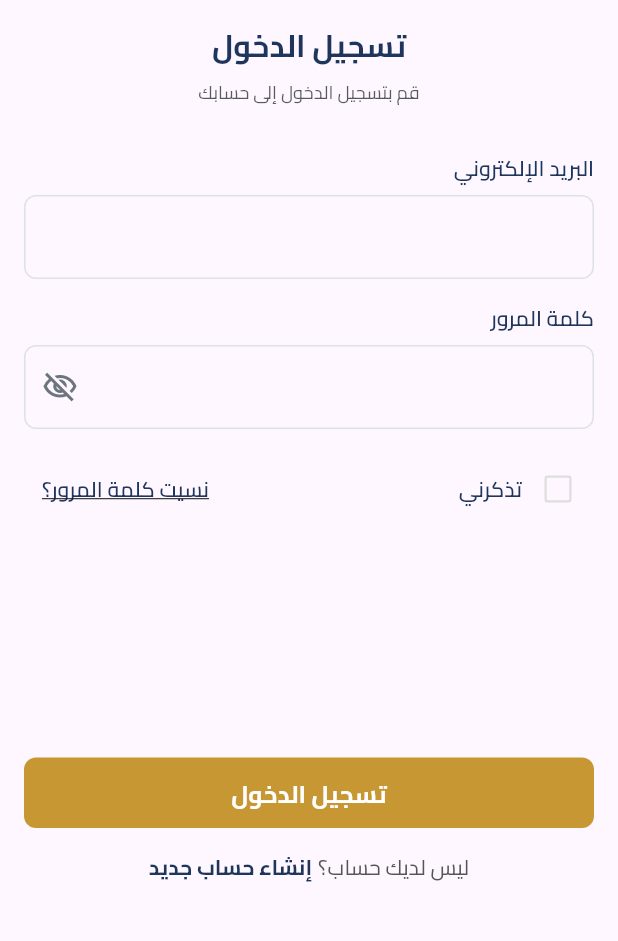
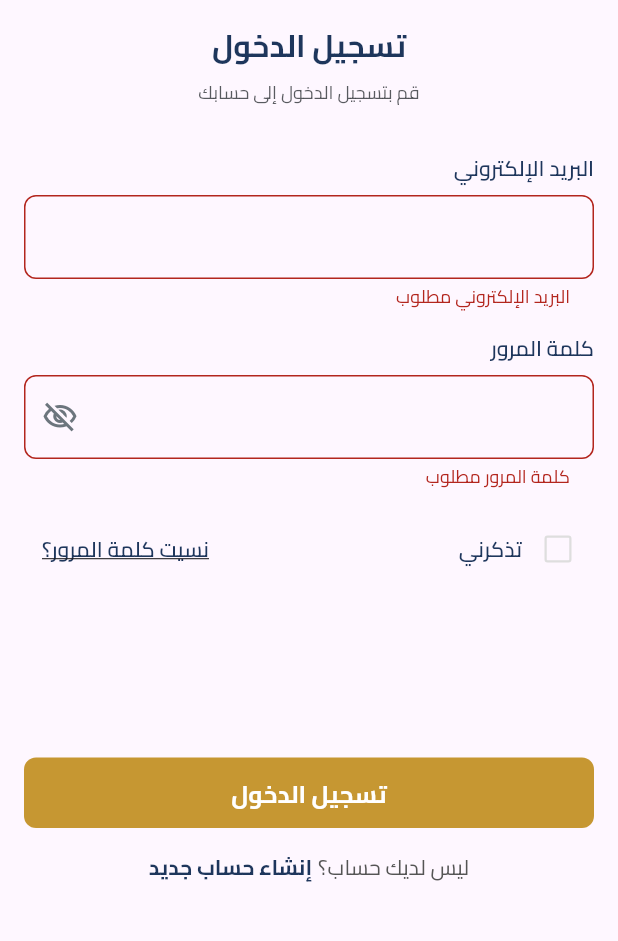
Before and after one commit to hlakhaled/al-darb-consulting-center, a Flutter app: the screen it shows after launch, after a tap on "تسجيل الدخول", on a phone screen of 412 x 824 dp, the part 222-1163 px from its top. Run offline on Flutter 3.47's test engine with Material 3 defaults, Android fonts, the light colour scheme and no system bars; our stand-ins replace bloc, flutter_bloc, flutter_screenutil, go_router.

Commit message:
Refactor LoginView to StatefulWidget; implement form validation and connect text fields to controllers

```diff
--- a/lib/core/widgets/custom_button.dart
+++ b/lib/core/widgets/custom_button.dart
@@ -1,17 +1,14 @@
-
 import 'package:al_darb_consulting_center/core/theme/app_colors.dart';
 import 'package:al_darb_consulting_center/core/theme/app_styles.dart';
 import 'package:flutter/material.dart';
 
 class CustomButton extends StatelessWidget {
-  const CustomButton({
-    super.key,
-  });
-
+  const CustomButton({required this.onTap, super.key});
+  final VoidCallback? onTap;
   @override
   Widget build(BuildContext context) {
     return InkWell(
-      onTap: () {},
+      onTap: onTap,
       child: Container(
         padding: const EdgeInsets.symmetric(vertical: 12),
         width: double.infinity,
--- a/lib/features/auth/presentation/views/login_view.dart
+++ b/lib/features/auth/presentation/views/login_view.dart
@@ -8,12 +8,35 @@ import 'package:al_darb_consulting_center/features/auth/presentation/views/widge
 import 'package:al_darb_consulting_center/features/auth/presentation/views/widgets/login_options_row.dart';
 import 'package:flutter/material.dart';
 
-class LoginView extends StatelessWidget {
+class LoginView extends StatefulWidget {
   const LoginView({super.key});
+
+  @override
+  State<LoginView> createState() => _LoginViewState();
+}
+
+class _LoginViewState extends State<LoginView> {
   final List<AuthModel> loginFields = const [
     AuthModel(title: "البريد الإلكتروني", isPassword: false),
     AuthModel(title: "كلمة المرور", isPassword: true),
   ];
+  late TextEditingController emailController;
+  late TextEditingController passwordController;
+  final formKey = GlobalKey<FormState>();
+  @override
+  initState() {
+    super.initState();
+    emailController = TextEditingController();
+    passwordController = TextEditingController();
+  }
+
+  @override
+  void dispose() {
+    emailController.dispose();
+    passwordController.dispose();
+    super.dispose();
+  }
+
   @override
   Widget build(BuildContext context) {
     return Scaffold(
@@ -41,11 +64,24 @@ class LoginView extends StatelessWidget {
                       ),
                     ),
                     const SizedBox(height: 32),
-                    CustomTextFormFieldWithLabel(authModel: loginFields[0]),
-                    const SizedBox(height: 16),
-                    CustomTextFormFieldWithLabel(authModel: loginFields[1]),
-                    const SizedBox(height: 16),
-                    const LoginOptionsRow(),
+                    Form(
+                      key: formKey,
+                      child: Column(
+                        children: [
+                          CustomTextFormFieldWithLabel(
+                            authModel: loginFields[0],
+                            controller: emailController,
+                          ),
+                          const SizedBox(height: 16),
+                          CustomTextFormFieldWithLabel(
+                            authModel: loginFields[1],
+                            controller: passwordController,
+                          ),
+                          const SizedBox(height: 16),
+                          const LoginOptionsRow(),
+                        ],
+                      ),
+                    ),
                   ],
                 ),
               ),
@@ -54,11 +90,17 @@ class LoginView extends StatelessWidget {
                 hasScrollBody: false,
                 child: Column(
                   mainAxisAlignment: MainAxisAlignment.end,
-                  children: const [
-                    CustomButton(),
-                    SizedBox(height: 16),
-                    AuthNavigationText(),
-                    SizedBox(height: 88),
+                  children: [
+                    CustomButton(
+                      onTap: () {
+                        if (formKey.currentState!.validate()) {
+                          // Perform login action
+                        }
+                      },
+                    ),
+                    const SizedBox(height: 16),
+                    const AuthNavigationText(),
+                    const SizedBox(height: 88),
                   ],
                 ),
               ),
--- a/lib/features/auth/presentation/views/widgets/custom_text_form_field_with_label.dart
+++ b/lib/features/auth/presentation/views/widgets/custom_text_form_field_with_label.dart
@@ -6,8 +6,13 @@ import 'package:flutter/material.dart';
 import 'package:flutter_bloc/flutter_bloc.dart';
 
 class CustomTextFormFieldWithLabel extends StatelessWidget {
-  const CustomTextFormFieldWithLabel({super.key, required this.authModel});
+  const CustomTextFormFieldWithLabel({
+    super.key,
+    required this.authModel,
+    required this.controller,
+  });
   final AuthModel authModel;
+  final TextEditingController controller;
   @override
   Widget build(BuildContext context) {
     return Column(
@@ -15,16 +20,24 @@ class CustomTextFormFieldWithLabel extends StatelessWidget {
       children: [
         Text(authModel.title, style: AppStyles.style14SemiBold),
         const SizedBox(height: 8),
-        TextFormField(
+        BlocBuilder<LoginCubit, LoginState>(
+          builder: (context, state) {
+            return TextFormField(
+              obscureText: authModel.isPassword && !state.isPasswordVisible,
+              controller: controller,
+              validator: (value) {
+                if (value == null || value.isEmpty) {
+                  return "${authModel.title} مطلوب";
+                }
+                return null;
+              },
               decoration: InputDecoration(
-            focusedBorder: buildBorder(AppColors.brandPrimary),
+                focusedBorder: buildBorder(AppColors.brandSecondary),
                 enabledBorder: buildBorder(Color(0xffDEE2E6)),
                 border: buildBorder(Color(0xffDEE2E6)),
 
                 suffixIcon: authModel.isPassword
-                ? BlocBuilder<LoginCubit, LoginState>(
-                    builder: (context, state) {
-                      return IconButton(
+                    ? IconButton(
                         onPressed: () {
                           context.read<LoginCubit>().togglePasswordVisibility();
                         },
@@ -34,11 +47,11 @@ class CustomTextFormFieldWithLabel extends StatelessWidget {
                               : Icons.visibility_off_outlined,
                         ),
                         color: AppColors.textSecondary,
-                      );
-                    },
                       )
                     : null,
               ),
+            );
+          },
         ),
       ],
     );
```
Lines whose indentation alone changed are shown as unchanged.
